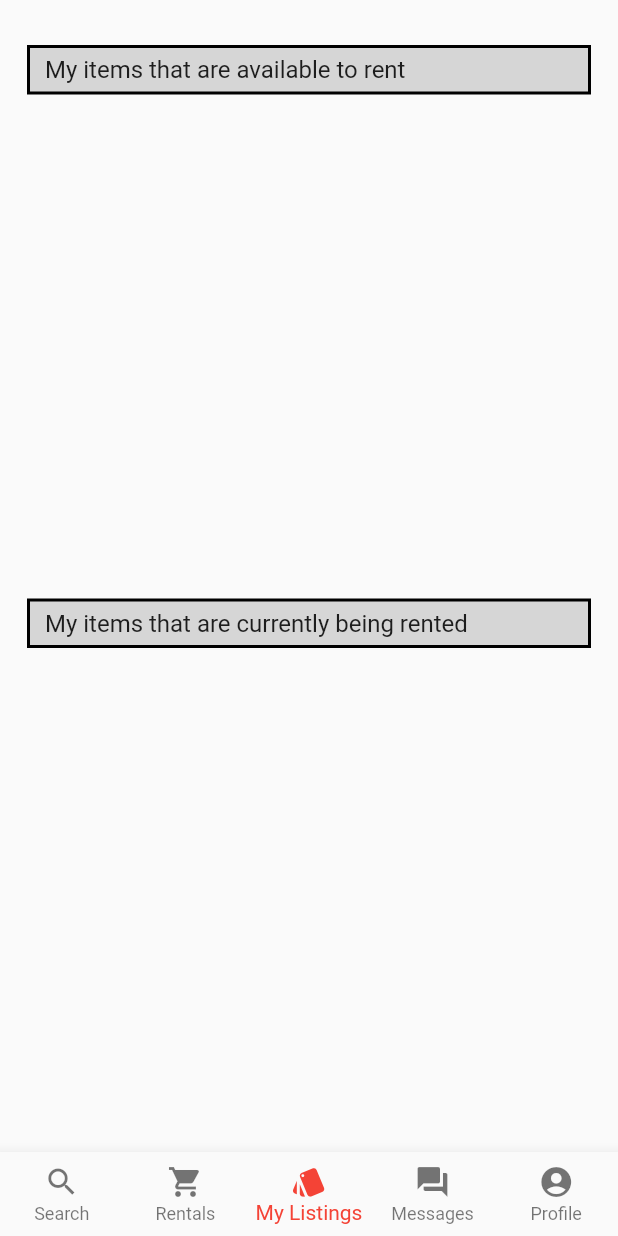
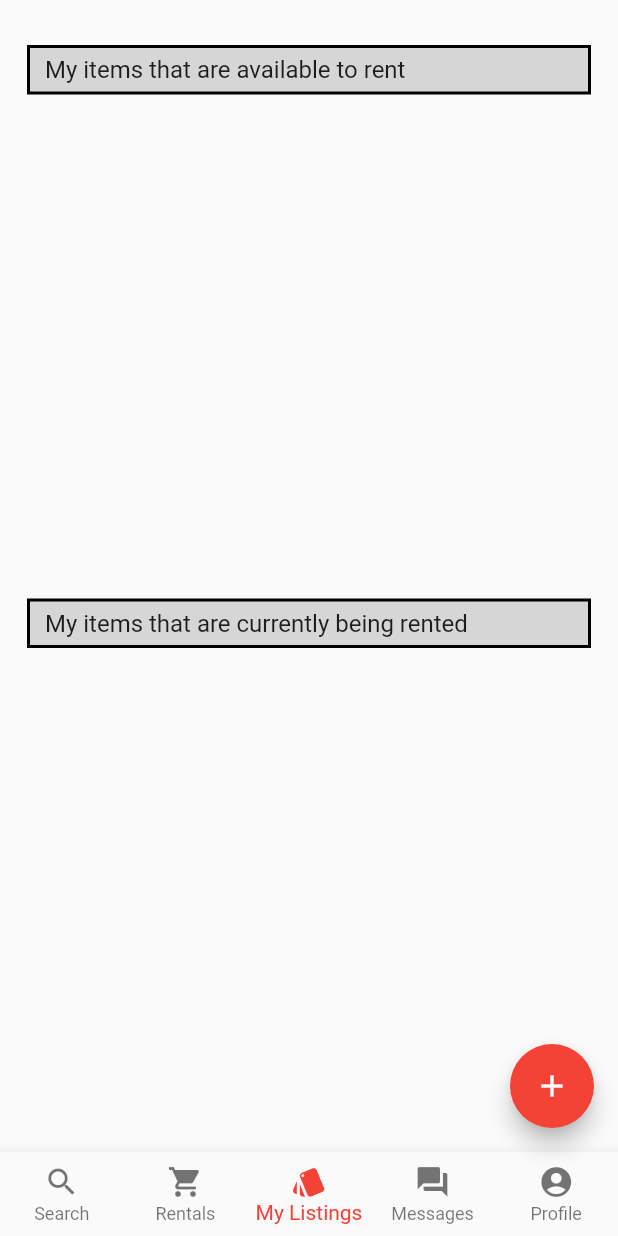
Before and after one commit to JPFrancis/ShareApp, a Flutter app: the HomePage screen opened directly, item 3 of the bottom bar chosen, on a phone screen of 412 x 824 dp. Run offline on Flutter 3.47's test engine with Material 2 defaults, Android fonts, the phone set to English and light mode, and no system bars; our stand-ins replace cached_network_image, cloud_firestore, firebase_auth, firebase_storage, fluttertoast, geolocator and 5 more; missing offline and left inert: flutter_facebook_login, flutter_google_places, google_maps_webservice, multi_image_picker; accounts and stored records are empty; statements that could not run were skipped.

Commit message:
merged with rohith

```diff
--- a/lib/pages/home_page.dart
+++ b/lib/pages/home_page.dart
@@ -1,21 +1,21 @@
 import 'dart:async';
 import 'package:shareapp/main.dart';
 import 'package:flutter/material.dart';
+import 'package:shareapp/models/item.dart';
 import 'package:shareapp/rentals/chat.dart';
-import 'package:shareapp/models/item.dart';
 import 'package:shareapp/services/auth.dart';
 import 'package:shareapp/pages/item_edit.dart';
 import 'package:shareapp/models/user_edit.dart';
+import 'package:fluttertoast/fluttertoast.dart';
 import 'package:shareapp/pages/item_detail.dart';
+import 'package:timeago/timeago.dart' as timeago;
 import 'package:shareapp/pages/profile_edit.dart';
 import 'package:firebase_auth/firebase_auth.dart';
+import 'package:shareapp/rentals/rental_detail.dart';
 import 'package:cloud_firestore/cloud_firestore.dart';
 import 'package:firebase_storage/firebase_storage.dart';
 import 'package:shared_preferences/shared_preferences.dart';
 import 'package:cached_network_image/cached_network_image.dart';
-import 'package:shareapp/rentals/rental_detail.dart';
-import 'package:fluttertoast/fluttertoast.dart';
-import 'package:timeago/timeago.dart' as timeago;
 
 class HomePage extends StatefulWidget {
   static const routeName = '/homePage';
@@ -175,7 +175,7 @@ class HomePageState extends State<HomePage> {
   }
 
   FloatingActionButton showFAB() {
-    if (currentTabIndex == 0) {
+    if (currentTabIndex == 2) {
       return FloatingActionButton(
         onPressed: () {
           navigateToEdit(
@@ -452,7 +452,7 @@ class HomePageState extends State<HomePage> {
 
   Widget profileTabAfterIntro() {
     // [TEMPORARY SOLUTION]
-    double height = (MediaQuery.of(context).size.height) - 310;
+    double height = (MediaQuery.of(context).size.height) - 320;
     return Container(
       height: height,
       child: ListView(
@@ -575,6 +575,46 @@ class HomePageState extends State<HomePage> {
     );
   }
 
+  Widget cardItem(DocumentSnapshot ds) {
+    CachedNetworkImage image = CachedNetworkImage(
+      key: new ValueKey<String>(
+          DateTime.now().millisecondsSinceEpoch.toString()),
+      imageUrl: ds['images'][0],
+      placeholder: (context, url) => new CircularProgressIndicator(),
+    );
+    return InkWell(onTap: () {
+      navigateToDetail(ds.documentID);
+    }, child: new Card(child: new LayoutBuilder(
+        builder: (BuildContext context, BoxConstraints constraints) {
+      double h = constraints.maxHeight;
+      double w = constraints.maxWidth;
+      return Column(
+        children: <Widget>[
+          Container(
+              height: 3 * h / 4,
+              width: w,
+              child: FittedBox(fit: BoxFit.cover, child: image)),
+          Container(
+              height: h / 4,
+              child: Column(
+                crossAxisAlignment: CrossAxisAlignment.start,
+                children: <Widget>[
+                  Row(
+                    children: <Widget>[
+                      Text(ds['description']),
+                      Icon(Icons.alarm)
+                    ],
+                  ),
+                  Text(ds['name']),
+                  Text("\$${ds['price']} per hour"),
+                  Text("[rating goes here]")
+                ],
+              )),
+        ],
+      );
+    })));
+  }
+
   Widget buildItemList() {
     CollectionReference collectionReference =
         Firestore.instance.collection('items');
@@ -593,13 +633,24 @@ class HomePageState extends State<HomePage> {
                 child: new Container(),
               );
             default:
-              return new ListView.builder(
+              List<DocumentSnapshot> items = snapshot.data.documents.toList();
+              return GridView.count(
+                  crossAxisCount: 2,
+                  childAspectRatio: (3 / 4),
+                  padding: const EdgeInsets.all(15.0),
+                  mainAxisSpacing: 4.0,
+                  crossAxisSpacing: 4.0,
+                  children: items
+                      .map((DocumentSnapshot ds) => cardItem(ds))
+                      .toList());
+            /*
+              return new GridView.builder(
                 shrinkWrap: true,
-                //padding: EdgeInsets.all(2.0),
                 itemCount: snapshot.data.documents.length,
+                gridDelegate: new SliverGridDelegateWithFixedCrossAxisCount(
+                    crossAxisCount: 2),
                 itemBuilder: (context, index) {
                   DocumentSnapshot ds = snapshot.data.documents[index];
-
                   Icon tileIcon;
                   String itemType = ds['type'];
 
@@ -617,28 +668,33 @@ class HomePageState extends State<HomePage> {
                       tileIcon = Icon(Icons.device_unknown);
                       break;
                   }
-
-                  return ListTile(
-                    leading: tileIcon,
-                    //leading: Icon(Icons.build),
-                    title: Text(
-                      ds['name'],
-                      style: TextStyle(fontWeight: FontWeight.bold),
-                    ),
-                    subtitle: Text(ds['description']),
+                  return InkWell(
                     onTap: () {
                       DocumentReference dr = ds['creator'];
                       navigateToDetail(ds.documentID);
                     },
-                    trailing: IconButton(
-                      icon: Icon(Icons.delete),
-                      onPressed: () {
-                        deleteItemDialog(ds);
-                      },
+                    child: Column(
+                      children: <Widget>[
+                        GridTile(
+                          child: FittedBox(
+                            fit: BoxFit.cover,
+                            child: CachedNetworkImage(
+                              key: new ValueKey<String>(DateTime.now()
+                                  .millisecondsSinceEpoch
+                                  .toString()),
+                              imageUrl: ds['images'][0],
+                              placeholder: (context, url) =>
+                                  new CircularProgressIndicator(),
+                            ),
+                          ),
+                        ),
+                        Text(ds['name']),
+                      ],
                     ),
                   );
                 },
               );
+              */
           }
         },
       ),
--- a/lib/rentals/chat.dart
+++ b/lib/rentals/chat.dart
@@ -2,15 +2,15 @@ import 'dart:io';
 import 'dart:async';
 import 'package:intl/intl.dart';
 import 'package:flutter/material.dart';
+import 'package:shareapp/models/item.dart';
+import 'package:shareapp/models/rental.dart';
 import 'package:shareapp/services/const.dart';
-import 'package:shareapp/models/item.dart';
 import 'package:fluttertoast/fluttertoast.dart';
 import 'package:image_picker/image_picker.dart';
 import 'package:cloud_firestore/cloud_firestore.dart';
 import 'package:firebase_storage/firebase_storage.dart';
 import 'package:shared_preferences/shared_preferences.dart';
 import 'package:cached_network_image/cached_network_image.dart';
-import 'package:shareapp/models/rental.dart';
 
 class Chat extends StatelessWidget {
   static const routeName = '/chat';
--- a/lib/rentals/item_request.dart
+++ b/lib/rentals/item_request.dart
@@ -1,13 +1,13 @@
 import 'dart:io';
 import 'dart:async';
 import 'package:intl/intl.dart';
+import 'package:shareapp/main.dart';
 import 'package:flutter/material.dart';
 import 'package:shareapp/rentals/chat.dart';
 import 'package:shareapp/rentals/rental_detail.dart';
 import 'package:cloud_firestore/cloud_firestore.dart';
 import 'package:shared_preferences/shared_preferences.dart';
 import 'package:cached_network_image/cached_network_image.dart';
-import 'package:shareapp/main.dart';
 
 enum DismissDialogAction {
   cancel,
--- a/lib/rentals/rental_detail.dart
+++ b/lib/rentals/rental_detail.dart
@@ -1,20 +1,20 @@
-import 'package:shareapp/pages/item_detail.dart';
+import 'package:shareapp/main.dart';
 import 'package:flutter/material.dart';
 import 'package:flutter/gestures.dart';
 import 'package:flutter/rendering.dart';
 import 'package:flutter/foundation.dart';
 import 'package:shareapp/models/item.dart';
+import 'package:shareapp/rentals/chat.dart';
 import 'package:shareapp/models/rental.dart';
 import 'package:shareapp/pages/item_edit.dart';
 import 'package:shareapp/pages/home_page.dart';
 import 'package:shareapp/pages/root_page.dart';
+import 'package:shareapp/pages/item_detail.dart';
 import 'package:shareapp/rentals/item_request.dart';
 import 'package:cloud_firestore/cloud_firestore.dart';
 import 'package:shared_preferences/shared_preferences.dart';
 import 'package:google_maps_flutter/google_maps_flutter.dart';
 import 'package:cached_network_image/cached_network_image.dart';
-import 'package:shareapp/rentals/chat.dart';
-import 'package:shareapp/main.dart';
 
 enum Status {
   requested,
--- a/lib/services/auth.dart
+++ b/lib/services/auth.dart
@@ -1,9 +1,9 @@
 import 'dart:async';
+import 'dart:convert';
+import 'package:http/http.dart' as http;
 import 'package:firebase_auth/firebase_auth.dart';
 import 'package:google_sign_in/google_sign_in.dart';
 import 'package:flutter_facebook_login/flutter_facebook_login.dart';
-import 'package:http/http.dart' as http;
-import 'dart:convert';
 
 abstract class BaseAuth {
   Future<String> signIn(String email, String password);
```
Also changed, not shown: lib/main.dart (+5 -5 lines).
